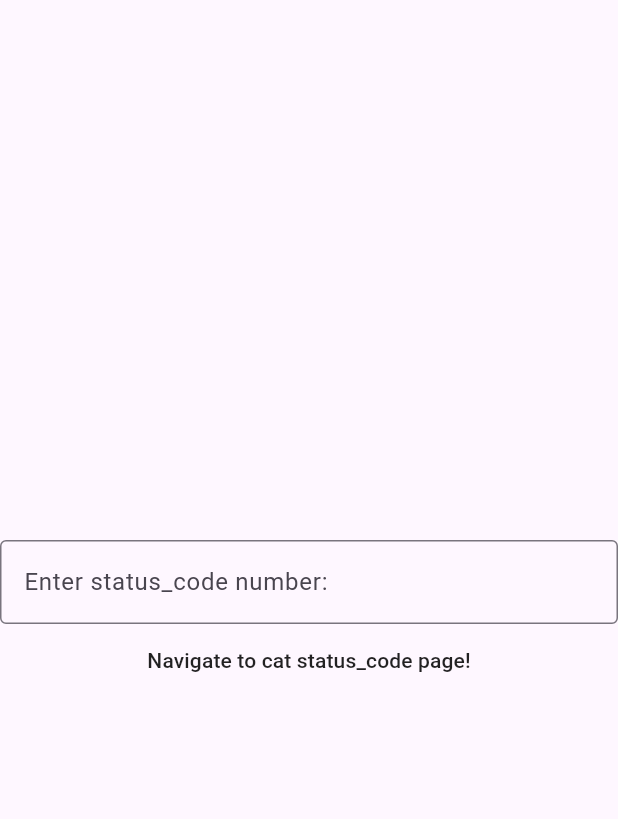
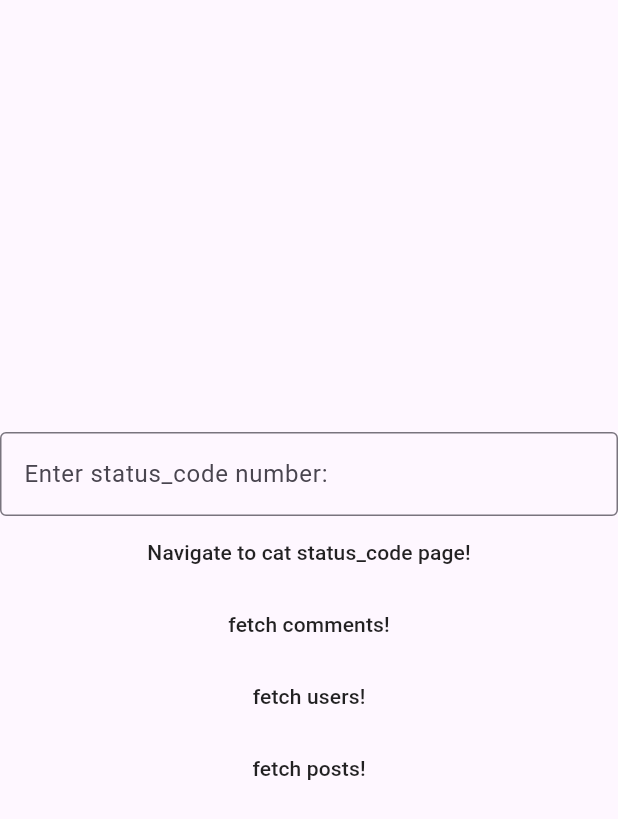
Before and after one commit to timur-harin/Fall24FlutterCourse, a Flutter app: the screen it shows after launch, on a phone screen of 412 x 824 dp. Shown: the top 819 px of the screen. Run offline on Flutter 3.47's test engine with Material 3 defaults, Android fonts, the phone set to English and light mode, and no system bars; our stand-ins replace auto_route, cached_network_image, dio, flutter_riverpod, freezed_annotation; generated files the repository leaves out were written again.

Commit message:
feat: completed lab5

```diff
--- a/lib/templates/lab5/home_page.dart
+++ b/lib/templates/lab5/home_page.dart
@@ -1,4 +1,5 @@
 import 'package:auto_route/auto_route.dart';
+import 'package:dio/dio.dart';
 import 'package:fall_24_flutter_course/templates/lab5/app_router/app_router.gr.dart';
 import 'package:flutter/material.dart';
 
@@ -39,15 +40,36 @@ class _HomePageState extends State<HomePage> {
                 hintText: 'Enter status_code number: ',
               ),
             ),
-
             MaterialButton(
               onPressed: () => context.pushRoute(
                 CatRoute(statusCode: _controller.text),
               ),
               child: const Text('Navigate to cat status_code page!'),
             ),
+            MaterialButton(
+              onPressed: () => _execute(context, 'https://jsonplaceholder.typicode.com/comments'),
+              child: const Text('fetch comments!'),
+            ),
+            MaterialButton(
+              onPressed: () => _execute(context, 'https://jsonplaceholder.typicode.com/users'),
+              child: const Text('fetch users!'),
+            ),
+            MaterialButton(
+              onPressed: () => _execute(context, 'https://jsonplaceholder.typicode.com/posts'),
+              child: const Text('fetch posts!'),
+            ),
           ],
         ),
-    ));
+      ),
+    );
+  }
+
+  Future<void> _execute(BuildContext context, String path) async {
+    final Dio dio = Dio();
+    final Response response =
+        await dio.get('https://jsonplaceholder.typicode.com/comments');
+    if (context.mounted) {
+      context.pushRoute(CatRoute(statusCode: response.statusCode.toString()));
     }
   }
+}
```
Lines whose indentation alone changed are shown as unchanged.
